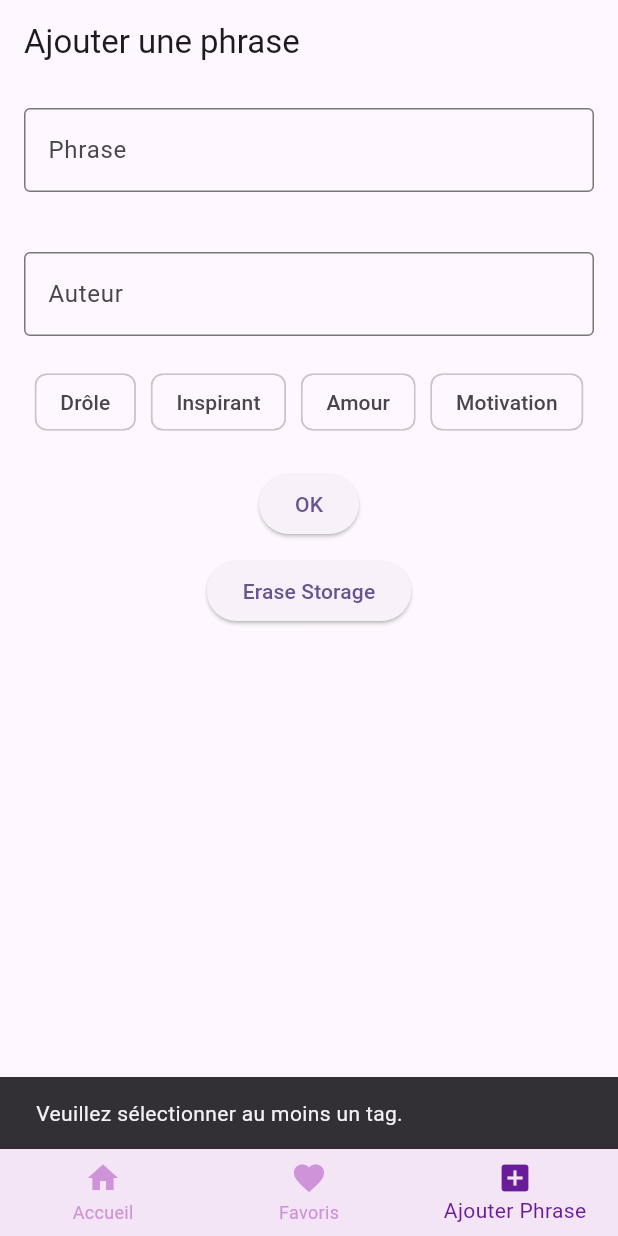
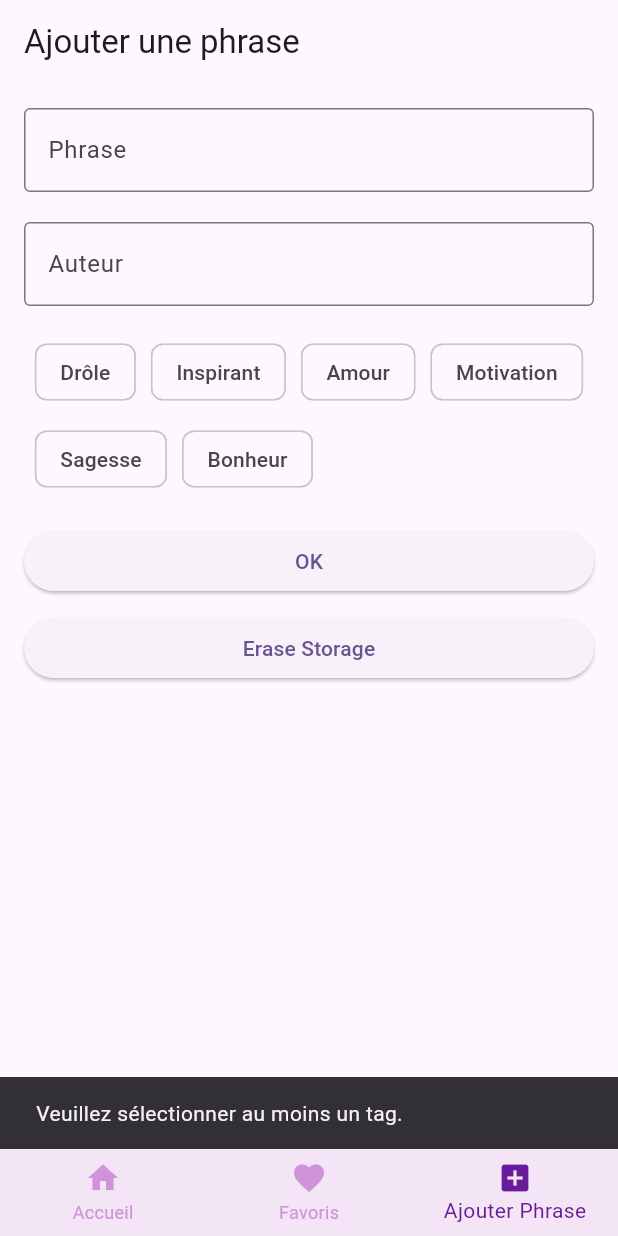
Before and after one commit to l3miage-campusb/Citations, a Flutter app: the screen it shows after launch, item 3 of the bottom bar chosen, after a tap on "OK", on a phone screen of 412 x 824 dp. Run offline on Flutter 3.47's test engine with Material 3 defaults, Android fonts, the light colour scheme and no system bars; our stand-ins replace localstorage, share_plus; network calls fail.

Commit message:
quick fix

```diff
--- a/mes_citations/lib/enum/Tags.dart
+++ b/mes_citations/lib/enum/Tags.dart
@@ -3,6 +3,8 @@ enum Tag {
   drole,
   amour,
   motivation,
+  sagesse,
+  bonheur,
 }
 
 extension TagExtension on Tag {
@@ -16,6 +18,10 @@ extension TagExtension on Tag {
         return 'Amour';
       case Tag.motivation:
         return 'Motivation';
+      case Tag.sagesse:
+        return 'Sagesse';
+      case Tag.bonheur:
+        return 'Bonheur';
     }
   }
 }
--- a/mes_citations/lib/main.dart
+++ b/mes_citations/lib/main.dart
@@ -18,9 +18,8 @@ class MyApp extends StatelessWidget {
   @override
   Widget build(BuildContext context) {
 
-    var citationsfav = ['Citation1', 'Citation2', 'Citation3'];
     return MaterialApp(
-      title: 'Flutter Demo',
+      title: 'Mes Citations',
       theme: ThemeData(
 
         colorScheme: ColorScheme.fromSeed(seedColor: Colors.deepPurple),
--- a/mes_citations/lib/pages/add_phrase_page.dart
+++ b/mes_citations/lib/pages/add_phrase_page.dart
@@ -105,6 +105,10 @@ class _AddPhrasePageState extends State<AddPhrasePage> {
               return Tag.amour;
             case 'Motivation':
               return Tag.motivation;
+            case 'Sagesse':
+              return Tag.sagesse;
+            case 'Bonheur':
+              return Tag.bonheur;
             default:
               throw Exception('Tag inconnu');
           }
@@ -128,8 +132,11 @@ class _AddPhrasePageState extends State<AddPhrasePage> {
       body: Padding(
         padding: const EdgeInsets.all(16.0),
         child: Form(
-          key: _formKey, // vinculamos el key al formulario
+          key: _formKey,
+          child: SingleChildScrollView(
             child: Column(
+              mainAxisSize: MainAxisSize.min,
+              crossAxisAlignment: CrossAxisAlignment.stretch,
               children: [
                 TextFormField(
                   controller: _phraseController,
@@ -141,10 +148,9 @@ class _AddPhrasePageState extends State<AddPhrasePage> {
                     if (value == null || value.trim().isEmpty) {
                       return 'Veuillez entrer une phrase';
                     }
-                  return null; // si es válido
+                    return null;
                   },
                 ),
-              const SizedBox(height: 20),
                 const SizedBox(height: 20),
                 TextFormField(
                   controller: _authorController,
@@ -156,17 +162,16 @@ class _AddPhrasePageState extends State<AddPhrasePage> {
                     if (value == null || value.trim().isEmpty) {
                       return 'Veuillez entrer une phrase';
                     }
-                  return null; // si es válido
+                    return null;
                   },
                 ),
                 const SizedBox(height: 20),
-
                 Align(
                   alignment: Alignment.center,
                   child: Wrap(
                     spacing: 10,
                     runSpacing: 10,
-                  children: ['Drôle', 'Inspirant', 'Amour', 'Motivation'].map((tag) {
+                    children: ['Drôle', 'Inspirant', 'Amour', 'Motivation', 'Sagesse', 'Bonheur'].map((tag) {
                       final isSelected = _selectedTags.contains(tag);
                       return ChoiceChip(
                         label: Text(tag),
@@ -175,9 +180,6 @@ class _AddPhrasePageState extends State<AddPhrasePage> {
                           setState(() {
                             if (selected) {
                               _selectedTags.add(tag);
-                            for (tag in _selectedTags){
-                              print(tag);
-                            }
                             } else {
                               _selectedTags.remove(tag);
                             }
@@ -187,7 +189,6 @@ class _AddPhrasePageState extends State<AddPhrasePage> {
                     }).toList(),
                   ),
                 ),
-
                 const SizedBox(height: 20),
                 ElevatedButton(
                   onPressed: _submitForm,
@@ -202,6 +203,7 @@ class _AddPhrasePageState extends State<AddPhrasePage> {
             ),
           ),
         ),
+      ),
       bottomNavigationBar: const BottomNavBar(currentIndex: 2),
     );
   }
--- a/mes_citations/lib/pages/home_page.dart
+++ b/mes_citations/lib/pages/home_page.dart
@@ -1,3 +1,5 @@
+import 'dart:math';
+
 import 'package:flutter/material.dart';
 import 'package:mes_citations/services/http_service.dart';
 
@@ -60,8 +62,11 @@ class _HomePageState extends State<HomePage> {
 
   // Fonction pour changer de citation (simulé pour l'instant)
   void _getNewCitation() async {
-    //final newCitation = await localstorage.getRandomPhrase();
-    final newCitation = await HttpService.fetchRandomForismaticQuote();
+    final bool useApi = Random().nextBool();
+
+    final newCitation = useApi
+        ? await HttpService.fetchRandomForismaticQuote()
+        : await localstorage.getRandomPhrase();
 
     if (newCitation != null) {
       setState(() {
@@ -98,16 +103,15 @@ class _HomePageState extends State<HomePage> {
               CitationCard(citation: currentCitation!)
               ,
             // Boutons en dessous de la citation
-            Row(
-              mainAxisAlignment: MainAxisAlignment.center,
+            Wrap(
+              alignment: WrapAlignment.center,
+              spacing: 20,
+              runSpacing: 12,
               children: [
-                // Bouton pour obtenir une nouvelle citation
                 ElevatedButton(
                   onPressed: _getNewCitation,
                   child: const Text('Nouvelle Citation'),
                 ),
-                const SizedBox(width: 20),
-                // Bouton pour ajouter aux favoris
                 ElevatedButton(
                   onPressed: _addToFavorites,
                   child: const Text('Ajouter aux Favoris'),
```
Lines whose indentation alone changed are shown as unchanged.
